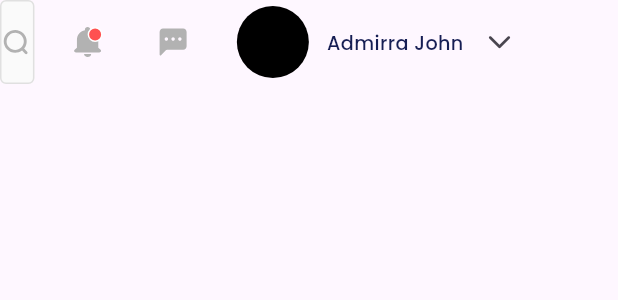
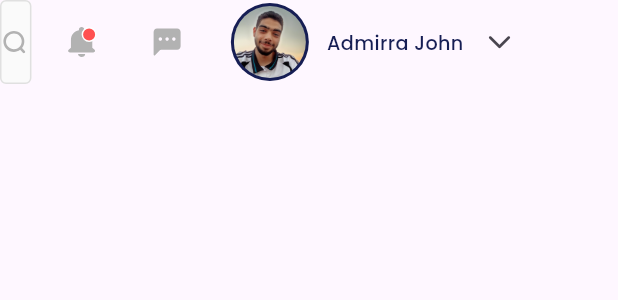
Before and after one commit to mano299/we_HR, a Flutter app: the CustomAppbar widget shown alone on an empty page, opened directly, on a phone screen of 412 x 824 dp. Shown: the top 300 px of the screen. Run offline on Flutter 3.47's test engine with Material 3 defaults, Android fonts, the phone set to English and light mode, and no system bars; our stand-ins replace flutter_svg.

Commit message:
add ptofile photo

```diff
--- a/lib/widgets/announcement.dart
+++ b/lib/widgets/announcement.dart
@@ -2,8 +2,6 @@ import 'package:flutter/material.dart';
 import 'package:we_hr/utils/app_colors.dart';
 import 'package:we_hr/utils/app_styles.dart';
 import 'package:we_hr/widgets/announcement_body.dart';
-import 'package:we_hr/widgets/announcement_items_list_view.dart';
-import 'package:we_hr/widgets/announcement_header.dart';
 
 class Announcement extends StatelessWidget {
   const Announcement({super.key});
--- a/lib/widgets/custom_app_bar.dart
+++ b/lib/widgets/custom_app_bar.dart
@@ -22,8 +22,16 @@ class CustomAppbar extends StatelessWidget {
           SvgPicture.asset('assets/images/message.svg'),
           SizedBox(width: 30),
           CircleAvatar(
-            backgroundColor: Colors.black,
-            maxRadius: 24,
+            backgroundColor: AppColors.kKohlyColor,
+            radius: 26, // استخدم radius بدل maxRadius
+            child: ClipOval(
+              child: Image.asset(
+                'assets/images/profile.jpg',
+                fit: BoxFit.cover,
+                width: 48,
+                height: 48,
+              ),
+            ),
           ),
           SizedBox(width: 12),
           Text(
```
Also changed, not shown: assets/images/profile.jpg (added).
